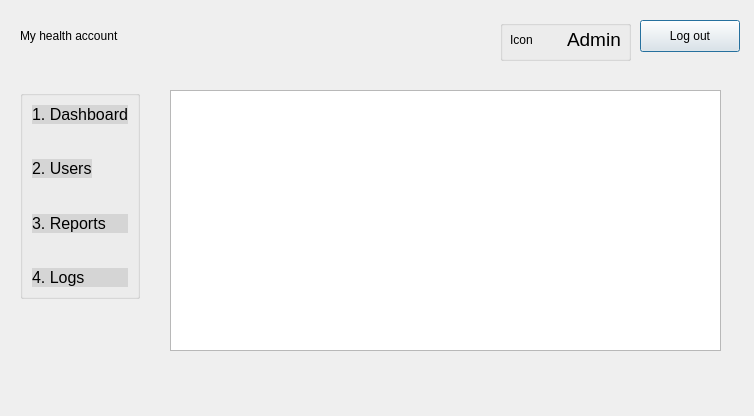
Darijan444/COV-19-Desktop_App, file adminusers.ui: the form before one commit.
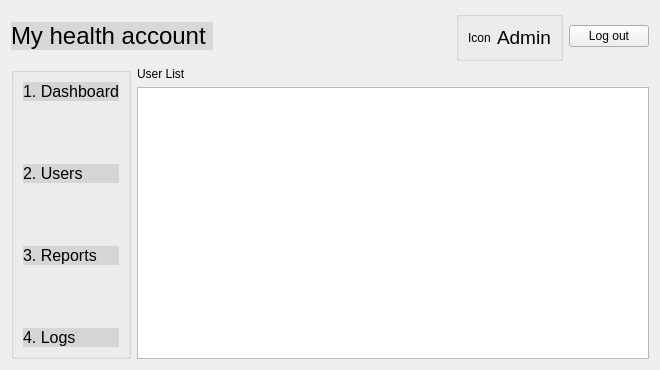
The form after the commit.

```diff
--- a/adminusers.ui
+++ b/adminusers.ui
@@ -6,63 +6,54 @@
    <rect>
     <x>0</x>
     <y>0</y>
-    <width>754</width>
-    <height>416</height>
+    <width>660</width>
+    <height>370</height>
    </rect>
   </property>
   <property name="windowTitle">
    <string>Dialog</string>
   </property>
-  <widget class="QLabel" name="label">
-   <property name="geometry">
-    <rect>
-     <x>20</x>
-     <y>20</y>
-     <width>201</width>
-     <height>31</height>
-    </rect>
-   </property>
+  <layout class="QVBoxLayout" name="verticalLayout_2">
+   <item>
+    <layout class="QHBoxLayout" name="horizontalLayout_3">
+     <item>
+      <widget class="QPushButton" name="pushButtonMyHealthAccount">
    <property name="styleSheet">
-    <string notr="true">font: 24pt &quot;.AppleSystemUIFont&quot;;</string>
+        <string notr="true">QPushButton {
+	background-color: rgb(0, 0, 0,0.1); 
+	border: none; 
+	color: rgb(0, 0, 0); 
+	font: 24px;
+	text-align: left;
+} 
+
+</string>
    </property>
    <property name="text">
     <string>My health account </string>
    </property>
   </widget>
-  <widget class="QPushButton" name="pushButtonLogout">
-   <property name="geometry">
-    <rect>
-     <x>640</x>
-     <y>20</y>
-     <width>100</width>
-     <height>32</height>
-    </rect>
-   </property>
-   <property name="text">
-    <string>Log out</string>
-   </property>
-  </widget>
+     </item>
+     <item>
+      <spacer name="horizontalSpacer">
+       <property name="orientation">
+        <enum>Qt::Horizontal</enum>
+       </property>
+       <property name="sizeHint" stdset="0">
+        <size>
+         <width>188</width>
+         <height>20</height>
+        </size>
+       </property>
+      </spacer>
+     </item>
+     <item>
   <widget class="QGroupBox" name="groupBox_6">
-   <property name="geometry">
-    <rect>
-     <x>500</x>
-     <y>20</y>
-     <width>131</width>
-     <height>41</height>
-    </rect>
-   </property>
    <property name="title">
     <string/>
    </property>
-   <widget class="QWidget" name="layoutWidget">
-    <property name="geometry">
-     <rect>
-      <x>10</x>
-      <y>10</y>
-      <width>111</width>
-      <height>19</height>
-     </rect>
-    </property>
+       <layout class="QHBoxLayout" name="horizontalLayout_2">
+        <item>
     <layout class="QHBoxLayout" name="horizontalLayout">
      <item>
       <widget class="QLabel" name="label_19">
@@ -90,31 +81,27 @@
       </widget>
      </item>
     </layout>
-   </widget>
-  </widget>
-  <widget class="QTableView" name="tableView">
-   <property name="geometry">
-    <rect>
-     <x>170</x>
-     <y>90</y>
-     <width>551</width>
-     <height>261</height>
-    </rect>
-   </property>
-  </widget>
+        </item>
+       </layout>
+      </widget>
+     </item>
+     <item>
+      <widget class="QPushButton" name="pushButtonLogout">
+       <property name="text">
+        <string>Log out</string>
+       </property>
+      </widget>
+     </item>
+    </layout>
+   </item>
+   <item>
+    <layout class="QGridLayout" name="gridLayout">
+     <item row="0" column="0" rowspan="2">
   <widget class="QGroupBox" name="groupBox_2">
-   <property name="geometry">
-    <rect>
-     <x>20</x>
-     <y>90</y>
-     <width>120</width>
-     <height>209</height>
-    </rect>
-   </property>
    <property name="title">
     <string/>
    </property>
-   <layout class="QVBoxLayout" name="verticalLayout_2">
+       <layout class="QVBoxLayout" name="verticalLayout">
     <item>
      <widget class="QPushButton" name="pushButtonDashboard">
       <property name="styleSheet">
@@ -145,13 +132,13 @@
       </property>
       <property name="sizeHint" stdset="0">
        <size>
-        <width>20</width>
-        <height>13</height>
+            <width>17</width>
+            <height>25</height>
        </size>
       </property>
      </spacer>
     </item>
-    <item alignment="Qt::AlignLeft">
+        <item>
      <widget class="QPushButton" name="pushButtonUsers">
       <property name="styleSheet">
        <string notr="true">QPushButton {
@@ -181,8 +168,8 @@
       </property>
       <property name="sizeHint" stdset="0">
        <size>
-        <width>20</width>
-        <height>13</height>
+            <width>17</width>
+            <height>24</height>
        </size>
       </property>
      </spacer>
@@ -217,8 +204,8 @@
       </property>
       <property name="sizeHint" stdset="0">
        <size>
-        <width>20</width>
-        <height>13</height>
+            <width>17</width>
+            <height>25</height>
        </size>
       </property>
      </spacer>
@@ -248,6 +235,23 @@
     </item>
    </layout>
   </widget>
+     </item>
+     <item row="0" column="1">
+      <widget class="QLabel" name="labelUserList_2">
+       <property name="styleSheet">
+        <string notr="true">font: 16pt &quot;.AppleSystemUIFont&quot;;</string>
+       </property>
+       <property name="text">
+        <string>User List</string>
+       </property>
+      </widget>
+     </item>
+     <item row="1" column="1">
+      <widget class="QTableView" name="tableView"/>
+     </item>
+    </layout>
+   </item>
+  </layout>
  </widget>
  <resources/>
  <connections/>
```
Left out of the diff: 2 changed lines with no effect on the pictures. Lines whose indentation alone changed are shown as unchanged.
